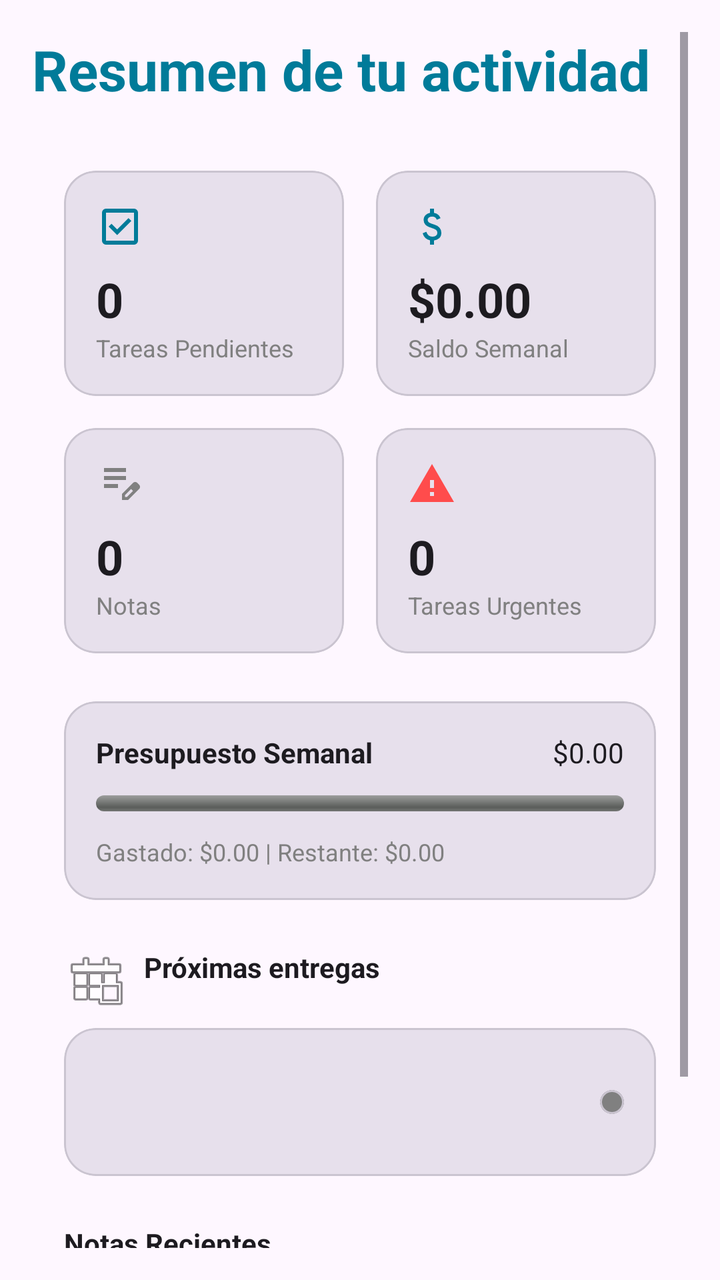
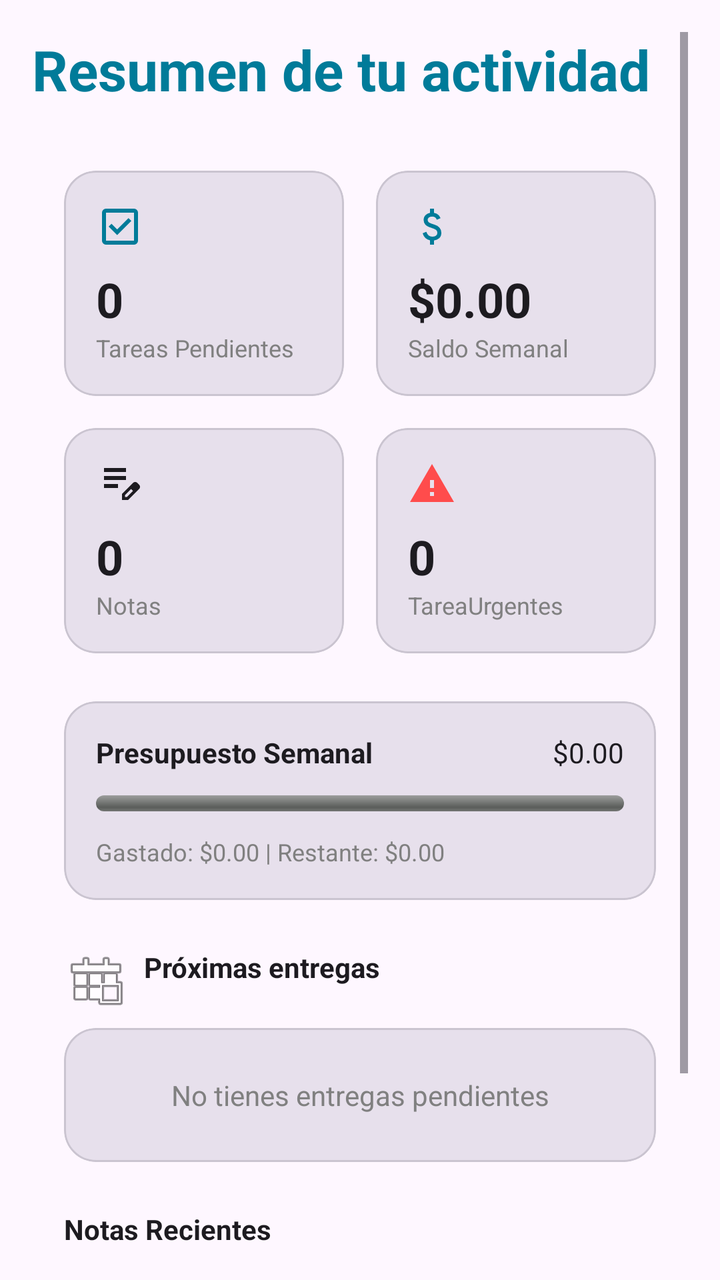

The first picture is an Android layout as it rendered before a commit; the second is the same layout after the commit. The layout source and the unified diff follow.
<!-- AndroidManifest.xml: application theme Theme.StudiOS -->
<!-- res/layout/fragment_dashboard.xml -->
<?xml version="1.0" encoding="utf-8"?>
<ScrollView xmlns:android="http://schemas.android.com/apk/res/android"
    xmlns:app="http://schemas.android.com/apk/res-auto"
    android:layout_width="match_parent"
    android:layout_height="match_parent"
    android:background="?attr/colorSurface"
    android:padding="16dp">

    <LinearLayout
        android:layout_width="match_parent"
        android:layout_height="wrap_content"
        android:orientation="vertical">

        <TextView
            android:layout_width="wrap_content"
            android:layout_height="wrap_content"
            android:text="Resumen de tu actividad"
            android:textSize="28sp"
            android:textStyle="bold"
            android:textColor="@color/studios_cyan_titulo"
            android:shadowColor="@color/studios_cyan_sombra"
            android:shadowDx="0"
            android:shadowDy="0"
            android:shadowRadius="15"
            android:layout_marginBottom="24dp" />

        <GridLayout
            android:layout_width="match_parent"
            android:layout_height="wrap_content"
            android:columnCount="2"
            android:rowCount="2"
            android:alignmentMode="alignMargins"
            android:layout_marginHorizontal="8dp">

            <com.google.android.material.card.MaterialCardView
                android:layout_width="0dp"
                android:layout_height="wrap_content"
                android:layout_columnWeight="1"
                android:layout_margin="8dp"
                app:cardCornerRadius="16dp"
                app:cardBackgroundColor="?attr/colorSurfaceVariant">
                <LinearLayout
                    android:layout_width="match_parent"
                    android:layout_height="wrap_content"
                    android:orientation="vertical"
                    android:padding="16dp">
                    <ImageView android:layout_width="24dp" android:layout_height="24dp" android:src="@drawable/ic_check_box" app:tint="@color/studios_cyan_titulo" />
                    <TextView android:id="@+id/tvCountTareas" android:layout_width="wrap_content" android:layout_height="wrap_content" android:text="0" android:textSize="24sp" android:textStyle="bold" android:textColor="?attr/colorOnSurface" android:layout_marginTop="8dp"/>
                    <TextView android:layout_width="wrap_content" android:layout_height="wrap_content" android:text="Tareas Pendientes" android:textColor="@color/gris_texto" android:textSize="12sp" />
                </LinearLayout>
            </com.google.android.material.card.MaterialCardView>

            <com.google.android.material.card.MaterialCardView
                android:layout_width="0dp"
                android:layout_height="wrap_content"
                android:layout_columnWeight="1"
                android:layout_margin="8dp"
                app:cardCornerRadius="16dp"
                app:cardBackgroundColor="?attr/colorSurfaceVariant">
                <LinearLayout
                    android:layout_width="match_parent"
                    android:layout_height="wrap_content"
                    android:orientation="vertical"
                    android:padding="16dp">
                    <ImageView android:layout_width="24dp" android:layout_height="24dp" android:src="@drawable/ic_attach_money" app:tint="@color/studios_cyan_titulo" />
                    <TextView android:id="@+id/tvSaldoSemanal" android:layout_width="wrap_content" android:layout_height="wrap_content" android:text="$0.00" android:textSize="24sp" android:textStyle="bold" android:textColor="?attr/colorOnSurface" android:layout_marginTop="8dp"/>
                    <TextView android:layout_width="wrap_content" android:layout_height="wrap_content" android:text="Saldo Semanal" android:textColor="@color/gris_texto" android:textSize="12sp" />
                </LinearLayout>
            </com.google.android.material.card.MaterialCardView>

            <com.google.android.material.card.MaterialCardView
                android:layout_width="0dp"
                android:layout_height="wrap_content"
                android:layout_columnWeight="1"
                android:layout_margin="8dp"
                app:cardCornerRadius="16dp"
                app:cardBackgroundColor="?attr/colorSurfaceVariant">
                <LinearLayout
                    android:layout_width="match_parent"
                    android:layout_height="wrap_content"
                    android:orientation="vertical"
                    android:padding="16dp">
                    <ImageView android:layout_width="24dp" android:layout_height="24dp" android:src="@drawable/ic_edit_note" app:tint="@color/gris_texto" />
                    <TextView android:id="@+id/tvCountNotas" android:layout_width="wrap_content" android:layout_height="wrap_content" android:text="0" android:textSize="24sp" android:textStyle="bold" android:textColor="?attr/colorOnSurface" android:layout_marginTop="8dp"/>
                    <TextView android:layout_width="wrap_content" android:layout_height="wrap_content" android:text="Notas" android:textColor="@color/gris_texto" android:textSize="12sp" />
                </LinearLayout>
            </com.google.android.material.card.MaterialCardView>

            <com.google.android.material.card.MaterialCardView
                android:layout_width="0dp"
                android:layout_height="wrap_content"
                android:layout_columnWeight="1"
                android:layout_margin="8dp"
                app:cardCornerRadius="16dp"
                app:cardBackgroundColor="?attr/colorSurfaceVariant">
                <LinearLayout
                    android:layout_width="match_parent"
                    android:layout_height="wrap_content"
                    android:orientation="vertical"
                    android:padding="16dp">
                    <ImageView android:layout_width="24dp" android:layout_height="24dp" android:src="@drawable/ic_danger" app:tint="#FF4C4C" />
                    <TextView android:id="@+id/tvCountUrgentes" android:layout_width="wrap_content" android:layout_height="wrap_content" android:text="0" android:textSize="24sp" android:textStyle="bold" android:textColor="?attr/colorOnSurface" android:layout_marginTop="8dp"/>
                    <TextView android:layout_width="wrap_content" android:layout_height="wrap_content" android:text="Tareas Urgentes" android:textColor="@color/gris_texto" android:textSize="12sp" />
                </LinearLayout>
            </com.google.android.material.card.MaterialCardView>
        </GridLayout>

        <com.google.android.material.card.MaterialCardView
            android:layout_width="match_parent"
            android:layout_height="wrap_content"
            android:layout_marginTop="16dp"
            android:layout_marginHorizontal="16dp"
            app:cardCornerRadius="16dp"
            app:cardBackgroundColor="?attr/colorSurfaceVariant">
            <LinearLayout
                android:layout_width="match_parent"
                android:layout_height="wrap_content"
                android:orientation="vertical"
                android:padding="16dp">
                <RelativeLayout
                    android:layout_width="match_parent"
                    android:layout_height="wrap_content">
                    <TextView android:layout_width="wrap_content" android:layout_height="wrap_content" android:text="Presupuesto Semanal" android:textColor="?attr/colorOnSurface" android:textStyle="bold" />
                    <TextView android:id="@+id/tvPresupuestoTotal" android:layout_width="wrap_content" android:layout_height="wrap_content" android:layout_alignParentEnd="true" android:text="$0.00" android:textColor="?attr/colorOnSurface" />
                </RelativeLayout>
                <ProgressBar
                    android:id="@+id/pbFinanzas"
                    style="@style/Widget.AppCompat.ProgressBar.Horizontal"
                    android:layout_width="match_parent"
                    android:layout_height="8dp"
                    android:layout_marginTop="12dp"
                    android:progress="0"
                    android:progressDrawable="@android:drawable/progress_horizontal" />
                <TextView
                    android:id="@+id/tvDetalleFinanzas"
                    android:layout_width="wrap_content"
                    android:layout_height="wrap_content"
                    android:layout_marginTop="12dp"
                    android:text="Gastado: $0.00 | Restante: $0.00"
                    android:textColor="@color/gris_texto"
                    android:textSize="12sp" />
            </LinearLayout>
        </com.google.android.material.card.MaterialCardView>

        <TextView
            android:layout_width="wrap_content"
            android:layout_height="wrap_content"
            android:layout_marginTop="24dp"
            android:layout_marginStart="16dp"
            android:text="Próximas entregas"
            android:textColor="?attr/colorOnSurface"
            android:textStyle="bold"
            android:drawableStart="@android:drawable/ic_menu_today"
            android:drawablePadding="8dp" />

        <com.google.android.material.card.MaterialCardView
            android:layout_width="match_parent"
            android:layout_height="wrap_content"
            android:layout_marginTop="8dp"
            android:layout_marginHorizontal="16dp"
            app:cardCornerRadius="16dp"
            app:cardBackgroundColor="?attr/colorSurfaceVariant">

            <FrameLayout
                android:layout_width="match_parent"
                android:layout_height="wrap_content"
                android:padding="16dp">

                <LinearLayout
                    android:id="@+id/llProximaEntregaDetalle"
                    android:layout_width="match_parent"
                    android:layout_height="wrap_content"
                    android:orientation="horizontal"
                    android:gravity="center_vertical">

                    <LinearLayout
                        android:layout_width="0dp"
                        android:layout_height="wrap_content"
                        android:layout_weight="1"
                        android:orientation="vertical">
                        <TextView
                            android:id="@+id/tvProximaEntregaTitulo"
                            android:layout_width="wrap_content"
                            android:layout_height="wrap_content"
                            android:textColor="?attr/colorOnSurface"
                            android:textStyle="bold"
                            android:textSize="16sp"/>
                        <TextView
                            android:id="@+id/tvProximaEntregaFecha"
                            android:layout_width="wrap_content"
                            android:layout_height="wrap_content"
                            android:textColor="@color/gris_texto"
                            android:textSize="12sp"
                            android:layout_marginTop="4dp"/>
                    </LinearLayout>

                    <com.google.android.material.card.MaterialCardView
                        android:id="@+id/vUrgenciaColor"
                        android:layout_width="12dp"
                        android:layout_height="12dp"
                        android:layout_marginStart="16dp"
                        app:cardCornerRadius="6dp"
                        app:cardElevation="0dp"
                        app:cardBackgroundColor="@color/gris_texto"/> </LinearLayout>

                <TextView
                    android:id="@+id/tvProximaEntregaVacio"
                    android:layout_width="match_parent"
                    android:layout_height="wrap_content"
                    android:text="No tienes entregas pendientes"
                    android:textColor="@color/gris_texto"
                    android:gravity="center"
                    android:visibility="gone"/>
            </FrameLayout>
        </com.google.android.material.card.MaterialCardView>

        <TextView
            android:layout_width="wrap_content"
            android:layout_height="wrap_content"
            android:layout_marginTop="24dp"
            android:layout_marginStart="16dp"
            android:text="Notas Recientes"
            android:textColor="?attr/colorOnSurface"
            android:textStyle="bold" />

        <com.google.android.material.card.MaterialCardView
            android:layout_width="match_parent"
            android:layout_height="wrap_content"
            android:layout_marginTop="8dp"
            android:layout_marginHorizontal="16dp"
            android:layout_marginBottom="32dp"
            app:cardCornerRadius="16dp"
            app:cardBackgroundColor="?attr/colorSurfaceVariant">

            <FrameLayout
                android:layout_width="match_parent"
                android:layout_height="wrap_content"
                android:padding="16dp">

                <LinearLayout
                    android:id="@+id/llNotaRecienteDetalle"
                    android:layout_width="match_parent"
                    android:layout_height="wrap_content"
                    android:orientation="vertical">
                    <TextView
                        android:id="@+id/tvNotaRecienteTitulo"
                        android:layout_width="wrap_content"
                        android:layout_height="wrap_content"
                        android:text="Título de la nota"
                        android:textColor="?attr/colorOnSurface"
                        android:textStyle="bold"
                        android:textSize="16sp"/>
                    <TextView
                        android:id="@+id/tvNotaRecienteFecha"
                        android:layout_width="wrap_content"
                        android:layout_height="wrap_content"
                        android:text="Creada: dd/mm/aaaa - hh:mm"
                        android:textColor="@color/gris_texto"
                        android:textSize="12sp"
                        android:layout_marginTop="4dp"/>
                </LinearLayout>

                <TextView
                    android:id="@+id/tvNotaRecienteVacio"
                    android:layout_width="match_parent"
                    android:layout_height="wrap_content"
                    android:text="No tienes notas recientes.\nToca para agregar una nota"
                    android:textColor="@color/gris_texto"
                    android:gravity="center"
                    android:layout_marginVertical="8dp"
                    android:visibility="gone"/>

            </FrameLayout>
        </com.google.android.material.card.MaterialCardView>

    </LinearLayout>
</ScrollView>
<!-- resources referenced by this layout -->
<resources>
  <color name="gris_texto">#808080</color>
  <color name="studios_cyan_sombra">#00000000</color>
  <color name="studios_cyan_titulo">#007B99</color>
  <!-- drawable ic_attach_money (drawable) -->
  <vector xmlns:android="http://schemas.android.com/apk/res/android" android:height="24dp" android:tint="#000000" android:viewportHeight="960" android:viewportWidth="960" android:width="24dp">
        
      <path android:fillColor="@android:color/white" android:pathData="M441,840L441,754Q388,742 349.5,708Q311,674 293,612L367,582Q382,630 411.5,655Q441,680 489,680Q530,680 558.5,661.5Q587,643 587,604Q587,569 565,548.5Q543,528 463,502Q377,475 345,437.5Q313,400 313,346Q313,281 355,245Q397,209 441,204L441,120L521,120L521,204Q571,212 603.5,240.5Q636,269 651,310L577,342Q565,310 543,294Q521,278 483,278Q439,278 416,297.5Q393,317 393,346Q393,379 423,398Q453,417 527,438Q596,458 631.5,501.5Q667,545 667,602Q667,673 625,710Q583,747 521,756L521,840L441,840Z"/>
      
  </vector>
  <!-- drawable ic_check_box (drawable) -->
  <vector xmlns:android="http://schemas.android.com/apk/res/android" android:height="24dp" android:tint="#000000" android:viewportHeight="960" android:viewportWidth="960" android:width="24dp">
        
      <path android:fillColor="@android:color/white" android:pathData="M424,648L706,366L650,310L424,536L310,422L254,478L424,648ZM200,840Q167,840 143.5,816.5Q120,793 120,760L120,200Q120,167 143.5,143.5Q167,120 200,120L760,120Q793,120 816.5,143.5Q840,167 840,200L840,760Q840,793 816.5,816.5Q793,840 760,840L200,840ZM200,760L760,760Q760,760 760,760Q760,760 760,760L760,200Q760,200 760,200Q760,200 760,200L200,200Q200,200 200,200Q200,200 200,200L200,760Q200,760 200,760Q200,760 200,760ZM200,200L200,200Q200,200 200,200Q200,200 200,200L200,760Q200,760 200,760Q200,760 200,760L200,760Q200,760 200,760Q200,760 200,760L200,200Q200,200 200,200Q200,200 200,200Z"/>
      
  </vector>
  <!-- drawable ic_danger (drawable) -->
  <vector xmlns:android="http://schemas.android.com/apk/res/android" android:height="24dp" android:tint="#000000" android:viewportHeight="24" android:viewportWidth="24" android:width="24dp">
        
      <path android:fillColor="@android:color/white" android:pathData="M1,21h22L12,2 1,21zM13,18h-2v-2h2v2zM13,14h-2v-4h2v4z"/>
      
  </vector>
  <!-- drawable ic_edit_note (drawable) -->
  <vector xmlns:android="http://schemas.android.com/apk/res/android" android:height="24dp" android:tint="#000000" android:viewportHeight="960" android:viewportWidth="960" android:width="24dp">
        
      <path android:fillColor="@android:color/white" android:pathData="M160,560L160,480L440,480L440,560L160,560ZM160,400L160,320L600,320L600,400L160,400ZM160,240L160,160L600,160L600,240L160,240ZM520,800L520,677L741,457Q750,448 761,444Q772,440 783,440Q795,440 806,444.5Q817,449 826,458L863,495Q871,504 875.5,515Q880,526 880,537Q880,548 876,559.5Q872,571 863,580L643,800L520,800ZM820,537L820,537L783,500L783,500L820,537ZM580,740L618,740L739,618L721,599L702,581L580,702L580,740ZM721,599L702,581L702,581L739,618L739,618L721,599Z"/>
      
  </vector>
  <style name="Theme.StudiOS" parent="Base.Theme.StudiOS" />
  <style name="Base.Theme.StudiOS" parent="Theme.Material3.DayNight.NoActionBar">
          
          
      </style>
</resources>

<!-- the commit's change to res/layout/fragment_dashboard.xml (unified diff, before → after) -->
@@ -80,7 +80,7 @@
                     android:layout_height="wrap_content"
                     android:orientation="vertical"
                     android:padding="16dp">
-                    <ImageView android:layout_width="24dp" android:layout_height="24dp" android:src="@drawable/ic_edit_note" app:tint="@color/gris_texto" />
+                    <ImageView android:layout_width="24dp" android:layout_height="24dp" android:src="@drawable/ic_edit_note" app:tint="@color/selector_drawer_texto" />
                     <TextView android:id="@+id/tvCountNotas" android:layout_width="wrap_content" android:layout_height="wrap_content" android:text="0" android:textSize="24sp" android:textStyle="bold" android:textColor="?attr/colorOnSurface" android:layout_marginTop="8dp"/>
                     <TextView android:layout_width="wrap_content" android:layout_height="wrap_content" android:text="Notas" android:textColor="@color/gris_texto" android:textSize="12sp" />
                 </LinearLayout>
@@ -100,7 +100,7 @@
                     android:padding="16dp">
                     <ImageView android:layout_width="24dp" android:layout_height="24dp" android:src="@drawable/ic_danger" app:tint="#FF4C4C" />
                     <TextView android:id="@+id/tvCountUrgentes" android:layout_width="wrap_content" android:layout_height="wrap_content" android:text="0" android:textSize="24sp" android:textStyle="bold" android:textColor="?attr/colorOnSurface" android:layout_marginTop="8dp"/>
-                    <TextView android:layout_width="wrap_content" android:layout_height="wrap_content" android:text="Tareas Urgentes" android:textColor="@color/gris_texto" android:textSize="12sp" />
+                    <TextView android:layout_width="wrap_content" android:layout_height="wrap_content" android:text="TareaUrgentes" android:textColor="@color/gris_texto" android:textSize="12sp" />
                 </LinearLayout>
             </com.google.android.material.card.MaterialCardView>
         </GridLayout>
@@ -161,57 +161,21 @@
             app:cardCornerRadius="16dp"
             app:cardBackgroundColor="?attr/colorSurfaceVariant">
 
-            <FrameLayout
+            <LinearLayout
+                android:id="@+id/containerTareasDashboard"
                 android:layout_width="match_parent"
                 android:layout_height="wrap_content"
-                android:padding="16dp">
-
-                <LinearLayout
-                    android:id="@+id/llProximaEntregaDetalle"
-                    android:layout_width="match_parent"
-                    android:layout_height="wrap_content"
-                    android:orientation="horizontal"
-                    android:gravity="center_vertical">
-
-                    <LinearLayout
-                        android:layout_width="0dp"
-                        android:layout_height="wrap_content"
-                        android:layout_weight="1"
-                        android:orientation="vertical">
-                        <TextView
-                            android:id="@+id/tvProximaEntregaTitulo"
-                            android:layout_width="wrap_content"
-                            android:layout_height="wrap_content"
-                            android:textColor="?attr/colorOnSurface"
-                            android:textStyle="bold"
-                            android:textSize="16sp"/>
-                        <TextView
-                            android:id="@+id/tvProximaEntregaFecha"
-                            android:layout_width="wrap_content"
-                            android:layout_height="wrap_content"
-                            android:textColor="@color/gris_texto"
-                            android:textSize="12sp"
-                            android:layout_marginTop="4dp"/>
-                    </LinearLayout>
-
-                    <com.google.android.material.card.MaterialCardView
-                        android:id="@+id/vUrgenciaColor"
-                        android:layout_width="12dp"
-                        android:layout_height="12dp"
-                        android:layout_marginStart="16dp"
-                        app:cardCornerRadius="6dp"
-                        app:cardElevation="0dp"
-                        app:cardBackgroundColor="@color/gris_texto"/> </LinearLayout>
-
+                android:orientation="vertical"
+                android:padding="8dp">
                 <TextView
                     android:id="@+id/tvProximaEntregaVacio"
                     android:layout_width="match_parent"
                     android:layout_height="wrap_content"
+                    android:padding="16dp"
                     android:text="No tienes entregas pendientes"
                     android:textColor="@color/gris_texto"
-                    android:gravity="center"
-                    android:visibility="gone"/>
-            </FrameLayout>
+                    android:gravity="center" />
+            </LinearLayout>
         </com.google.android.material.card.MaterialCardView>
 
         <TextView
@@ -232,45 +196,21 @@
             app:cardCornerRadius="16dp"
             app:cardBackgroundColor="?attr/colorSurfaceVariant">
 
-            <FrameLayout
+            <LinearLayout
+                android:id="@+id/containerNotasDashboard"
                 android:layout_width="match_parent"
                 android:layout_height="wrap_content"
-                android:padding="16dp">
-
-                <LinearLayout
-                    android:id="@+id/llNotaRecienteDetalle"
-                    android:layout_width="match_parent"
-                    android:layout_height="wrap_content"
-                    android:orientation="vertical">
-                    <TextView
-                        android:id="@+id/tvNotaRecienteTitulo"
-                        android:layout_width="wrap_content"
-                        android:layout_height="wrap_content"
-                        android:text="Título de la nota"
-                        android:textColor="?attr/colorOnSurface"
-                        android:textStyle="bold"
-                        android:textSize="16sp"/>
-                    <TextView
-                        android:id="@+id/tvNotaRecienteFecha"
-                        android:layout_width="wrap_content"
-                        android:layout_height="wrap_content"
-                        android:text="Creada: dd/mm/aaaa - hh:mm"
-                        android:textColor="@color/gris_texto"
-                        android:textSize="12sp"
-                        android:layout_marginTop="4dp"/>
-                </LinearLayout>
-
+                android:orientation="vertical"
+                android:padding="8dp">
                 <TextView
                     android:id="@+id/tvNotaRecienteVacio"
                     android:layout_width="match_parent"
                     android:layout_height="wrap_content"
+                    android:padding="16dp"
                     android:text="No tienes notas recientes.\nToca para agregar una nota"
                     android:textColor="@color/gris_texto"
-                    android:gravity="center"
-                    android:layout_marginVertical="8dp"
-                    android:visibility="gone"/>
-
-            </FrameLayout>
+                    android:gravity="center" />
+            </LinearLayout>
         </com.google.android.material.card.MaterialCardView>
 
     </LinearLayout>
